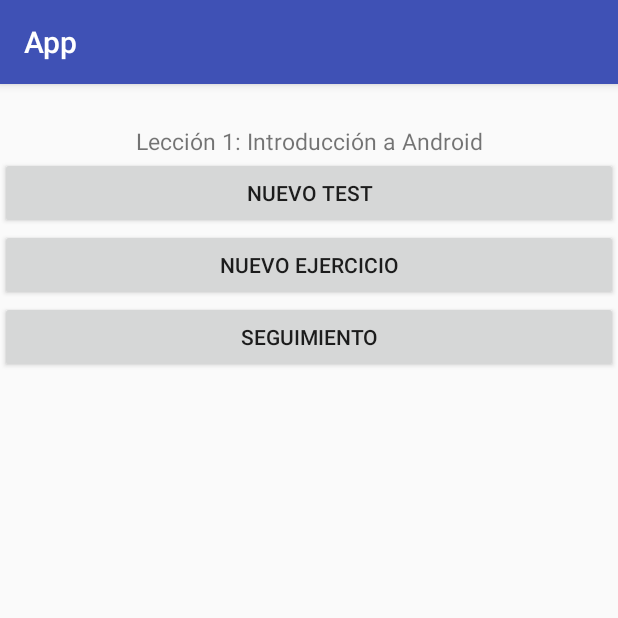
After one commit to pbahillo/PracticasTTA, an Android app: the MenuActivity screen opened directly, with no data from a screen before it, on a phone screen of 412 x 824 dp, the top half of it. The commit adds this screen. Run offline under Robolectric (Android 15) with nearby library versions, the phone set to English and light mode, and no system bars.

Commit message:
NOT TESTED (FALTA DE CABLE) Añadidas vistas de "MenuActivity", "TestActivity" y "Exercise Activity"

```diff
--- a/App/app/src/main/AndroidManifest.xml
+++ b/App/app/src/main/AndroidManifest.xml
@@ -16,6 +16,9 @@
                 <category android:name="android.intent.category.LAUNCHER" />
             </intent-filter>
         </activity>
+        <activity android:name=".MenuActivity" />
+        <activity android:name=".TestActivity" />
+        <activity android:name=".ExerciseActivity"></activity>
     </application>
 
 </manifest>
--- /dev/null
+++ b/App/app/src/main/java/eus/ehu/tta/pbahillo002/app/MenuActivity.java
@@ -0,0 +1,30 @@
+package eus.ehu.tta.pbahillo002.app;
+
+import android.content.Intent;
+import android.support.v7.app.AppCompatActivity;
+import android.os.Bundle;
+import android.view.View;
+import android.widget.TextView;
+
+public class MenuActivity extends AppCompatActivity {
+    public final static String EXTRA_LOGIN ="eus.ehu.tta.pbahillo002.app.login";
+
+    @Override
+    protected void onCreate(Bundle savedInstanceState) {
+        super.onCreate(savedInstanceState);
+        setContentView(R.layout.activity_menu);
+
+        Intent intent=getIntent();
+        TextView textView=(TextView)findViewById(R.id.menu_login);
+        textView.setText(intent.getStringExtra(EXTRA_LOGIN));
+    }
+
+    public void test(View view) {
+    }
+
+    public void exercise(View view) {
+    }
+
+    public void accountment(View view) {
+    }
+}
--- /dev/null
+++ b/App/app/src/main/res/layout/activity_menu.xml
@@ -0,0 +1,37 @@
+<?xml version="1.0" encoding="utf-8"?>
+<LinearLayout xmlns:android="http://schemas.android.com/apk/res/android"
+    xmlns:tools="http://schemas.android.com/tools"
+    android:layout_width="match_parent"
+    android:layout_height="match_parent"
+    android:orientation="vertical"
+    tools:context="eus.ehu.tta.pbahillo002.app.MenuActivity">
+
+    <TextView
+        android:id="@+id/menu_login"
+        android:layout_width="match_parent"
+        android:layout_height="wrap_content"
+        android:gravity="center"
+        android:textSize="20sp"/>
+    <TextView
+        android:id="@+id/menu_text"
+        android:layout_width="match_parent"
+        android:layout_height="wrap_content"
+        android:gravity="center"
+        android:textSize="15sp"
+        android:text="@string/leccion1_text"/>
+    <Button
+        android:layout_width="match_parent"
+        android:layout_height="wrap_content"
+        android:text="@string/test_button"
+        android:onClick="test"/>
+    <Button
+        android:layout_width="match_parent"
+        android:layout_height="wrap_content"
+        android:text="@string/exercise_button"
+        android:onClick="exercise"/>
+    <Button
+        android:layout_width="match_parent"
+        android:layout_height="wrap_content"
+        android:text="@string/accountment_button"
+        android:onClick="accountment"/>
+</LinearLayout>
--- a/App/app/src/main/res/values/strings.xml
+++ b/App/app/src/main/res/values/strings.xml
@@ -5,4 +5,13 @@
     <string name="access_button">Acceder</string>
     <string name="login_text">Usuario</string>
     <string name="passwd_text">Contraseña</string>
+    <string name="leccion1_text">Lección 1: Introducción a Android</string>
+    <string name="test_button">NUEVO TEST</string>
+    <string name="exercise_button">NUEVO EJERCICIO</string>
+    <string name="accountment_button">SEGUIMIENTO</string>
+    <string name="button_send">ENVIAR</string>
+    <string name="text_send_file">SUBIR FICHERO</string>
+    <string name="text_take_photo">SACAR FOTO</string>
+    <string name="text_record_audio">GRABAR AUDIO</string>
+    <string name="text_record_video">GRABAR VÍDEO</string>
 </resources>
```
Also changed, not shown: App/app/src/main/java/eus/ehu/tta/pbahillo002/app/ExerciseActivity.java (added, +26 -0 lines), App/app/src/main/java/eus/ehu/tta/pbahillo002/app/MainActivity.java (+18 -0 lines), App/app/src/main/res/layout/activity_exercise.xml (added, +39 -0 lines), App/app/src/main/res/layout/activity_test.xml (added, +34 -0 lines).
